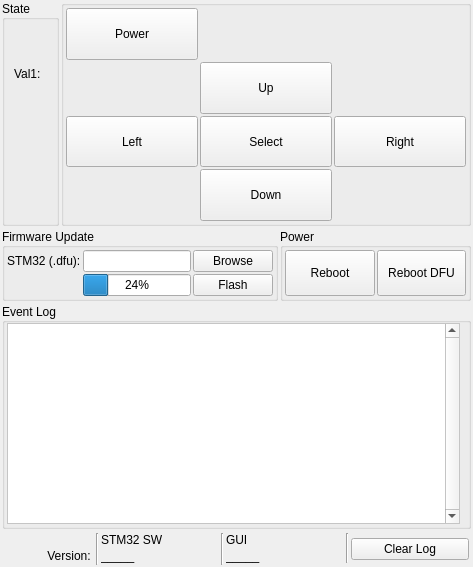
Before: the Qt Designer form src/qt_ui/main_window.ui in Repkap11/Framework_IR_GUI, drawn with Qt 5.
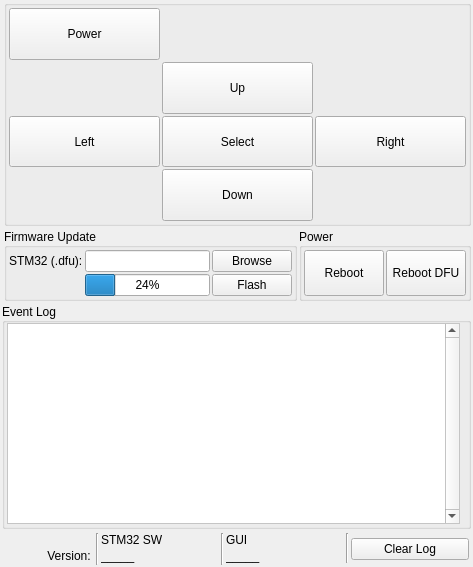
After: the same form once the commit is applied.

Commit message: Hook up buttons to send commands

Patch:
```diff
--- a/src/qt_ui/main_window.ui
+++ b/src/qt_ui/main_window.ui
@@ -35,97 +35,6 @@
    <property name="spacing">
     <number>2</number>
    </property>
-   <item row="8" column="0" colspan="2">
-    <widget class="QGroupBox" name="groupBox_firmware_update">
-     <property name="sizePolicy">
-      <sizepolicy hsizetype="Preferred" vsizetype="Minimum">
-       <horstretch>0</horstretch>
-       <verstretch>0</verstretch>
-      </sizepolicy>
-     </property>
-     <property name="title">
-      <string>Firmware Update</string>
-     </property>
-     <property name="alignment">
-      <set>Qt::AlignmentFlag::AlignLeading|Qt::AlignmentFlag::AlignLeft|Qt::AlignmentFlag::AlignVCenter</set>
-     </property>
-     <layout class="QGridLayout" name="gridLayout_2">
-      <property name="leftMargin">
-       <number>2</number>
-      </property>
-      <property name="topMargin">
-       <number>2</number>
-      </property>
-      <property name="rightMargin">
-       <number>2</number>
-      </property>
-      <property name="bottomMargin">
-       <number>2</number>
-      </property>
-      <property name="spacing">
-       <number>2</number>
-      </property>
-      <item row="0" column="2">
-       <widget class="QPushButton" name="pushButton_browse_stm32">
-        <property name="sizePolicy">
-         <sizepolicy hsizetype="Minimum" vsizetype="Fixed">
-          <horstretch>0</horstretch>
-          <verstretch>0</verstretch>
-         </sizepolicy>
-        </property>
-        <property name="text">
-         <string>Browse</string>
-        </property>
-       </widget>
-      </item>
-      <item row="0" column="1">
-       <widget class="QLineEdit" name="lineEdit_stm32_fw_file_name"/>
-      </item>
-      <item row="0" column="0">
-       <widget class="QLabel" name="label_stm32_fw">
-        <property name="sizePolicy">
-         <sizepolicy hsizetype="Preferred" vsizetype="Maximum">
-          <horstretch>0</horstretch>
-          <verstretch>0</verstretch>
-         </sizepolicy>
-        </property>
-        <property name="text">
-         <string>STM32 (.dfu):</string>
-        </property>
-       </widget>
-      </item>
-      <item row="1" column="1">
-       <widget class="QProgressBar" name="progress_bar_fw">
-        <property name="sizePolicy">
-         <sizepolicy hsizetype="Expanding" vsizetype="Fixed">
-          <horstretch>0</horstretch>
-          <verstretch>0</verstretch>
-         </sizepolicy>
-        </property>
-        <property name="value">
-         <number>24</number>
-        </property>
-       </widget>
-      </item>
-      <item row="1" column="2">
-       <widget class="QPushButton" name="pushButton_update_stm32">
-        <property name="sizePolicy">
-         <sizepolicy hsizetype="Minimum" vsizetype="Fixed">
-          <horstretch>0</horstretch>
-          <verstretch>0</verstretch>
-         </sizepolicy>
-        </property>
-        <property name="text">
-         <string>Flash</string>
-        </property>
-        <property name="flat">
-         <bool>false</bool>
-        </property>
-       </widget>
-      </item>
-     </layout>
-    </widget>
-   </item>
    <item row="10" column="0" colspan="3">
     <widget class="QFrame" name="frame_version">
      <property name="sizePolicy">
@@ -285,50 +194,6 @@
      </layout>
     </widget>
    </item>
-   <item row="7" column="0">
-    <widget class="QGroupBox" name="groupBox_state">
-     <property name="sizePolicy">
-      <sizepolicy hsizetype="Maximum" vsizetype="Minimum">
-       <horstretch>0</horstretch>
-       <verstretch>0</verstretch>
-      </sizepolicy>
-     </property>
-     <property name="title">
-      <string>State</string>
-     </property>
-     <property name="alignment">
-      <set>Qt::AlignmentFlag::AlignLeading|Qt::AlignmentFlag::AlignLeft|Qt::AlignmentFlag::AlignVCenter</set>
-     </property>
-     <layout class="QGridLayout" name="gridLayout_3">
-      <item row="0" column="0">
-       <widget class="QLabel" name="label_state_val1">
-        <property name="sizePolicy">
-         <sizepolicy hsizetype="Preferred" vsizetype="Preferred">
-          <horstretch>0</horstretch>
-          <verstretch>0</verstretch>
-         </sizepolicy>
-        </property>
-        <property name="text">
-         <string>Val1:</string>
-        </property>
-       </widget>
-      </item>
-      <item row="1" column="0">
-       <widget class="QLabel" name="state_val1">
-        <property name="sizePolicy">
-         <sizepolicy hsizetype="Preferred" vsizetype="Preferred">
-          <horstretch>0</horstretch>
-          <verstretch>0</verstretch>
-         </sizepolicy>
-        </property>
-        <property name="text">
-         <string/>
-        </property>
-       </widget>
-      </item>
-     </layout>
-    </widget>
-   </item>
    <item row="9" column="0" colspan="3">
     <widget class="QGroupBox" name="groupBox_event_log">
      <property name="sizePolicy">
@@ -684,6 +549,97 @@
      </layout>
     </widget>
    </item>
+   <item row="8" column="1">
+    <widget class="QGroupBox" name="groupBox_firmware_update">
+     <property name="sizePolicy">
+      <sizepolicy hsizetype="Preferred" vsizetype="Minimum">
+       <horstretch>0</horstretch>
+       <verstretch>0</verstretch>
+      </sizepolicy>
+     </property>
+     <property name="title">
+      <string>Firmware Update</string>
+     </property>
+     <property name="alignment">
+      <set>Qt::AlignmentFlag::AlignLeading|Qt::AlignmentFlag::AlignLeft|Qt::AlignmentFlag::AlignVCenter</set>
+     </property>
+     <layout class="QGridLayout" name="gridLayout_2">
+      <property name="leftMargin">
+       <number>2</number>
+      </property>
+      <property name="topMargin">
+       <number>2</number>
+      </property>
+      <property name="rightMargin">
+       <number>2</number>
+      </property>
+      <property name="bottomMargin">
+       <number>2</number>
+      </property>
+      <property name="spacing">
+       <number>2</number>
+      </property>
+      <item row="0" column="2">
+       <widget class="QPushButton" name="pushButton_browse_stm32">
+        <property name="sizePolicy">
+         <sizepolicy hsizetype="Minimum" vsizetype="Fixed">
+          <horstretch>0</horstretch>
+          <verstretch>0</verstretch>
+         </sizepolicy>
+        </property>
+        <property name="text">
+         <string>Browse</string>
+        </property>
+       </widget>
+      </item>
+      <item row="0" column="1">
+       <widget class="QLineEdit" name="lineEdit_stm32_fw_file_name"/>
+      </item>
+      <item row="0" column="0">
+       <widget class="QLabel" name="label_stm32_fw">
+        <property name="sizePolicy">
+         <sizepolicy hsizetype="Preferred" vsizetype="Maximum">
+          <horstretch>0</horstretch>
+          <verstretch>0</verstretch>
+         </sizepolicy>
+        </property>
+        <property name="text">
+         <string>STM32 (.dfu):</string>
+        </property>
+       </widget>
+      </item>
+      <item row="1" column="1">
+       <widget class="QProgressBar" name="progress_bar_fw">
+        <property name="sizePolicy">
+         <sizepolicy hsizetype="Expanding" vsizetype="Fixed">
+          <horstretch>0</horstretch>
+          <verstretch>0</verstretch>
+         </sizepolicy>
+        </property>
+        <property name="value">
+         <number>24</number>
+        </property>
+       </widget>
+      </item>
+      <item row="1" column="2">
+       <widget class="QPushButton" name="pushButton_update_stm32">
+        <property name="sizePolicy">
+         <sizepolicy hsizetype="Minimum" vsizetype="Fixed">
+          <horstretch>0</horstretch>
+          <verstretch>0</verstretch>
+         </sizepolicy>
+        </property>
+        <property name="text">
+         <string>Flash</string>
+        </property>
+        <property name="flat">
+         <bool>false</bool>
+        </property>
+       </widget>
+      </item>
+     </layout>
+    </widget>
+   </item>
   </layout>
  </widget>
  <tabstops>
```
The commit also changes 4 other files.
